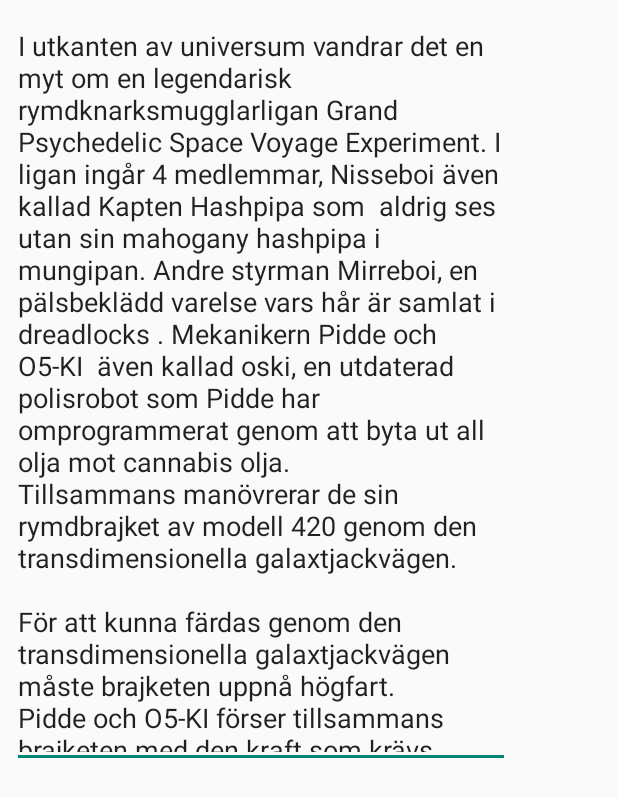
After one commit to PiddePannkauga/GrandPsychedelicSpaceVoyageExperiment, an Android app: the layout aboutfragment.xml on its own in the app's theme, with its tools: preview values and no code run, on a phone screen of 412 x 824 dp. The commit adds this screen. Shown: the top 797 px of the screen. Run offline under Robolectric (Android 15) with nearby library versions, the phone set to English and light mode, and no system bars.

Commit message:
MainActivity: Lagt till fragment för att visa backstory

```diff
--- /dev/null
+++ b/Android/Pidde/GPSVE/app/src/main/res/layout/aboutfragment.xml
@@ -0,0 +1,30 @@
+<?xml version="1.0" encoding="utf-8"?>
+<RelativeLayout xmlns:android="http://schemas.android.com/apk/res/android"
+    xmlns:app="http://schemas.android.com/apk/res-auto"
+    xmlns:tools="http://schemas.android.com/tools"
+    android:orientation="vertical"
+    android:layout_width="match_parent"
+    android:layout_height="match_parent"
+    android:fitsSystemWindows="true"
+    android:weightSum="1">
+
+    <EditText
+        android:id="@+id/about"
+        android:layout_width="332dp"
+        android:layout_height="504dp"
+        android:layout_marginBottom="8dp"
+        android:layout_marginLeft="8dp"
+        android:layout_marginRight="8dp"
+        android:layout_marginTop="8dp"
+        android:editable="false"
+        android:ems="10"
+        android:inputType="none"
+        android:overScrollMode="ifContentScrolls"
+        android:scrollbarAlwaysDrawVerticalTrack="true"
+        android:text="@string/about"
+        app:layout_constraintBottom_toBottomOf="parent"
+        app:layout_constraintLeft_toLeftOf="parent"
+        app:layout_constraintRight_toRightOf="parent"
+        app:layout_constraintTop_toTopOf="parent" />
+
+</RelativeLayout>
--- a/Android/Pidde/GPSVE/app/src/main/res/values/strings.xml
+++ b/Android/Pidde/GPSVE/app/src/main/res/values/strings.xml
@@ -4,5 +4,18 @@
 
     <string name="title_activity_fullscreen">FullscreenActivity</string>
     <string name="dummy_button">Dummy Button</string>
-    <string name="dummy_content">DUMMY\nCONTENT</string>
+    <string name="about">"I utkanten av universum vandrar det en myt om en legendarisk rymdknarksmugglarligan Grand Psychedelic Space Voyage Experiment. I ligan ingår 4 medlemmar, Nisseboi även kallad Kapten Hashpipa som  aldrig ses utan sin mahogany hashpipa i mungipan. Andre styrman Mirreboi, en pälsbeklädd varelse vars hår är samlat i dreadlocks . Mekanikern Pidde och O5-KI  även kallad oski, en utdaterad polisrobot som Pidde har omprogrammerat genom att byta ut all olja mot cannabis olja.
+Tillsammans manövrerar de sin rymdbrajket av modell 420 genom den transdimensionella galaxtjackvägen.
+
+För att kunna färdas genom den transdimensionella galaxtjackvägen måste brajketen uppnå högfart.
+Pidde och O5-KI förser tillsammans brajketen med den kraft som krävs. Kraften utvinns genom att ett konstant flöde av THC pumpas in i en brajket omvandlings neutron generator även förkortat till B.O.N.G.
+
+GPSVE har aldrig blivit tagna av den Imperiala rymdfederationen tack vare sina hemliga smuggelrutter.
+
+Din berättelse börjar här. Du finner dig själv med en kopia av den databas som innehåller koordinater över ligans rutter. Dock är databasen krypterad med en metod som kallas visualizeringkrypton.
+ För att knäcka koden och få tag på koordinaterna så skall viss musik spelas till ett visst mönster.
+
+Kan du vara den som lyckas låsa upp databasen och ta vid där myten slutar? "
+    </string>
+
 </resources>
```
Also changed, not shown: Android/Pidde/GPSVE/app/src/main/java/gpsve/gpsve/MainActivity.java (+28 -1 lines), Android/Pidde/GPSVE/app/src/main/res/layout/activity_main.xml (+15 -3 lines).
